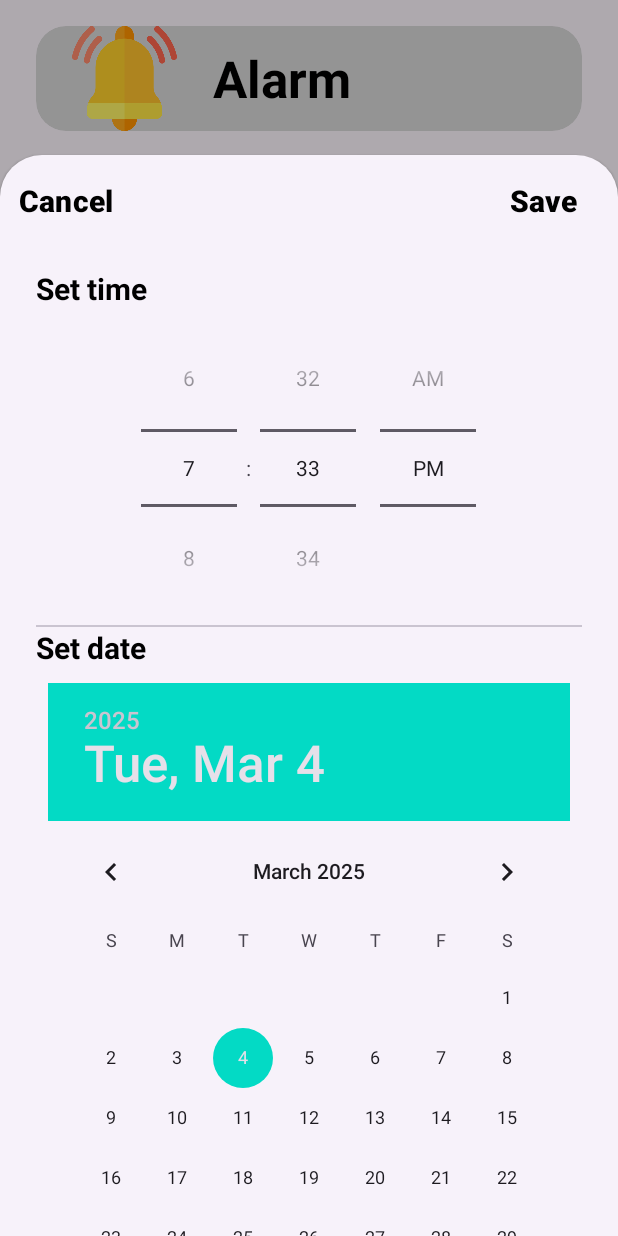
After one commit to letmehear159/SelfAlarmMoblieApp, an Android app: the fragment BottomSheetFragment placed in its activity, on a phone screen of 412 x 824 dp. The commit adds this screen. Run offline under Robolectric (Android 15) with nearby library versions, the phone set to English and light mode, and no system bars.

Commit message:
Add feature add-edit dateTime UI

```diff
--- a/app/src/main/AndroidManifest.xml
+++ b/app/src/main/AndroidManifest.xml
@@ -20,6 +20,7 @@
                 <category android:name="android.intent.category.LAUNCHER" />
             </intent-filter>
         </activity>
+        <activity android:name=".AlarmActivity" />
     </application>
 
 </manifest>
--- a/app/src/main/java/com/example/selfalarm/AlarmActivity.java
+++ b/app/src/main/java/com/example/selfalarm/AlarmActivity.java
@@ -1,7 +1,36 @@
 package com.example.selfalarm;
 
+import android.os.Bundle;
+import android.view.View;
+
+import androidx.activity.EdgeToEdge;
 import androidx.appcompat.app.AppCompatActivity;
+import androidx.core.graphics.Insets;
+import androidx.core.view.ViewCompat;
+import androidx.core.view.WindowInsetsCompat;
+
+import com.example.selfalarm.fragment.BottomSheetFragment;
+import com.example.selfalarm.fragment.EditDatetimeBottomSheet;
 
 public class AlarmActivity extends AppCompatActivity {
+    BottomSheetFragment bottomSheet = new BottomSheetFragment();
+    EditDatetimeBottomSheet editBottomSheet=new EditDatetimeBottomSheet();
+    @Override
+    protected void onCreate(Bundle savedInstanceState) {
+        super.onCreate(savedInstanceState);
+        EdgeToEdge.enable(this);
+        setContentView(R.layout.activity_alarm);
+        ViewCompat.setOnApplyWindowInsetsListener(findViewById(R.id.alarm), (v, insets) -> {
+            Insets systemBars = insets.getInsets(WindowInsetsCompat.Type.systemBars());
+            v.setPadding(systemBars.left, systemBars.top, systemBars.right, systemBars.bottom);
+            return insets;
+        });
+    }
 
+    public void showBottomSheet(View view) {
+        bottomSheet.show(getSupportFragmentManager(), "bottomSheet");
+    }
+    public void editDateTime(View view) {
+        editBottomSheet.show(getSupportFragmentManager(), "EditDateTimeBottomSheet");
+    }
 }
--- a/app/src/main/java/com/example/selfalarm/MenuActivity.java
+++ b/app/src/main/java/com/example/selfalarm/MenuActivity.java
@@ -1,6 +1,8 @@
 package com.example.selfalarm;
 
+import android.content.Intent;
 import android.os.Bundle;
+import android.view.View;
 
 import androidx.activity.EdgeToEdge;
 import androidx.appcompat.app.AppCompatActivity;
@@ -21,4 +23,9 @@ public class MenuActivity extends AppCompatActivity {
             return insets;
         });
     }
+
+    public void switchToAlarm(View view) {
+        Intent intent = new Intent(this, AlarmActivity.class);
+        startActivity(intent);
+    }
 }
--- /dev/null
+++ b/app/src/main/java/com/example/selfalarm/fragment/BottomSheetFragment.java
@@ -0,0 +1,48 @@
+package com.example.selfalarm.fragment;
+
+import android.app.Dialog;
+import android.os.Bundle;
+import android.util.DisplayMetrics;
+import android.view.LayoutInflater;
+import android.view.View;
+import android.view.ViewGroup;
+
+import com.example.selfalarm.R;
+import com.google.android.material.bottomsheet.BottomSheetBehavior;
+import com.google.android.material.bottomsheet.BottomSheetDialogFragment;
+
+public class BottomSheetFragment extends BottomSheetDialogFragment {
+    @Override
+    public View onCreateView(LayoutInflater inflater, ViewGroup container, Bundle saveInstanceState) {
+        return inflater.inflate(R.layout.bottom_sheet_layout, container, false);
+    }
+
+    @Override
+    public void onViewCreated(View view, Bundle savedInstanceState) {
+        super.onViewCreated(view, savedInstanceState);
+    }
+
+    @Override
+    public void onStart() {
+        super.onStart();
+        Dialog dialog = getDialog();
+        if (dialog != null) {
+            View bottomSheet = dialog.findViewById(com.google.android.material.R.id.design_bottom_sheet);
+            BottomSheetBehavior.from(bottomSheet).setState(BottomSheetBehavior.STATE_EXPANDED);
+            BottomSheetBehavior<View> behavior = BottomSheetBehavior.from(bottomSheet);
+
+            DisplayMetrics displayMetrics = new DisplayMetrics();
+            dialog.getWindow().getWindowManager().getDefaultDisplay().getMetrics(displayMetrics);
+            int screenHeight = displayMetrics.heightPixels; //2k8
+            int desiredHeight = screenHeight / 2;
+
+//            behavior.setPeekHeight(desiredHeight / 2); // Chiều cao khi thu gọn (25% màn hình chẳng hạn)
+            behavior.setMaxHeight(screenHeight*7/8);       // Chiều cao tối đa là toàn màn hình
+            behavior.setState(BottomSheetBehavior.STATE_EXPANDED); // Mở rộng hoàn toàn
+
+// Đảm bảo layout mở rộng đúng cách
+            bottomSheet.getLayoutParams().height = ViewGroup.LayoutParams.MATCH_PARENT;
+            bottomSheet.requestLayout();
+        }
+    }
+}
--- /dev/null
+++ b/app/src/main/java/com/example/selfalarm/fragment/EditDatetimeBottomSheet.java
@@ -0,0 +1,37 @@
+package com.example.selfalarm.fragment;
+
+import android.os.Bundle;
+import android.view.LayoutInflater;
+import android.view.View;
+import android.view.ViewGroup;
+import android.widget.DatePicker;
+import android.widget.TimePicker;
+
+import androidx.annotation.NonNull;
+import androidx.annotation.Nullable;
+
+import com.example.selfalarm.R;
+import com.google.android.material.bottomsheet.BottomSheetDialogFragment;
+
+import java.util.Calendar;
+
+public class EditDatetimeBottomSheet extends BottomSheetDialogFragment {
+
+
+    @Nullable
+    @Override
+    public View onCreateView(@NonNull LayoutInflater inflater, @Nullable ViewGroup container, @Nullable Bundle savedInstanceState) {
+        View view = inflater.inflate(R.layout.bottom_sheet_layout, container, false);
+
+        TimePicker timePicker = view.findViewById(R.id.timePicker);
+        DatePicker datePicker = view.findViewById(R.id.datePicker);
+
+        timePicker.setHour(3);
+        timePicker.setMinute(36);
+        datePicker.init(
+                2025, 3, 4,
+                null
+        );
+        return view;
+    }
+}
--- a/app/src/main/res/layout/activity_alarm.xml
+++ b/app/src/main/res/layout/activity_alarm.xml
@@ -2,6 +2,7 @@
 <androidx.constraintlayout.widget.ConstraintLayout xmlns:android="http://schemas.android.com/apk/res/android"
     xmlns:app="http://schemas.android.com/apk/res-auto"
     xmlns:tools="http://schemas.android.com/tools"
+    android:id="@+id/alarm"
     android:layout_width="match_parent"
     android:layout_height="match_parent">
 
@@ -58,12 +59,14 @@
             app:layout_constraintLeft_toLeftOf="parent">
 
             <androidx.cardview.widget.CardView
+                android:id="@+id/cvShowBottomSheet"
                 android:layout_width="50dp"
                 android:layout_height="50dp"
                 android:layout_marginTop="20dp"
                 android:layout_marginEnd="4dp"
                 android:backgroundTint="@color/surface"
                 app:cardCornerRadius="50dp"
+
                 app:layout_constraintRight_toRightOf="parent"
                 app:layout_constraintTop_toTopOf="parent">
 
@@ -71,6 +74,7 @@
                     android:layout_width="match_parent"
                     android:layout_height="match_parent"
                     android:background="@android:color/transparent"
+                    android:onClick="showBottomSheet"
                     android:scaleType="fitCenter"
                     app:srcCompat="@drawable/add" />
             </androidx.cardview.widget.CardView>
@@ -83,7 +87,7 @@
             android:layout_height="wrap_content"
             android:layout_marginTop="20dp"
             android:text="Reminder list"
-            app:layout_constraintTop_toBottomOf="@+id/clockCard"/>
+            app:layout_constraintTop_toBottomOf="@+id/clockCard" />
 
         <com.google.android.material.divider.MaterialDivider
             android:id="@+id/divider"
@@ -101,6 +105,7 @@
 
             <androidx.constraintlayout.widget.ConstraintLayout
                 android:layout_width="match_parent"
+                android:onClick="editDateTime"
                 android:layout_height="90dp">
 
                 <com.google.android.material.divider.MaterialDivider
@@ -110,42 +115,40 @@
 
                 <TextView
                     android:id="@+id/tvTime"
+                    style="@style/TextTime"
                     android:layout_width="wrap_content"
                     android:layout_height="wrap_content"
+                    android:text="00:04"
                     app:layout_constraintLeft_toLeftOf="parent"
-                    app:layout_constraintTop_toTopOf="parent"
-                    android:text="00:04"
-                    style="@style/TextTime"
-                     />
+                    app:layout_constraintTop_toTopOf="parent" />
+
                 <TextView
                     android:id="@+id/tvMessage"
+                    style="@style/TextMedium"
                     android:layout_width="wrap_content"
                     android:layout_height="wrap_content"
+                    android:text="Alo Dậy đi học đê"
                     app:layout_constraintLeft_toLeftOf="parent"
-                    app:layout_constraintTop_toBottomOf="@id/tvTime"
-                    android:text="Alo Dậy đi học đê"
-                    style="@style/TextMedium"
-                    />
+                    app:layout_constraintTop_toBottomOf="@id/tvTime" />
+
                 <TextView
                     android:id="@+id/tvDate"
+                    style="@style/TextTitle"
                     android:layout_width="wrap_content"
                     android:layout_height="wrap_content"
+                    android:layout_marginTop="8dp"
+                    android:text="03/04/2025"
                     app:layout_constraintRight_toRightOf="parent"
-                    app:layout_constraintTop_toTopOf="parent"
-                    android:text="03/04/2025"
-                    android:layout_marginTop="8dp"
-                    style="@style/TextTitle"
-                    />
+                    app:layout_constraintTop_toTopOf="parent" />
 
                 <com.google.android.material.switchmaterial.SwitchMaterial
                     android:id="@+id/swSet"
                     android:layout_width="wrap_content"
                     android:layout_height="wrap_content"
+                    android:layout_marginTop="-10dp"
+                    android:layout_marginRight="20dp"
                     app:layout_constraintRight_toRightOf="parent"
-                    android:layout_marginRight="20dp"
-                    android:layout_marginTop="-10dp"
-                    app:layout_constraintTop_toBottomOf="@+id/tvDate"
-                     />
+                    app:layout_constraintTop_toBottomOf="@+id/tvDate" />
 
             </androidx.constraintlayout.widget.ConstraintLayout>
         </LinearLayout>
--- a/app/src/main/res/layout/activity_menu.xml
+++ b/app/src/main/res/layout/activity_menu.xml
@@ -86,6 +86,7 @@
         <androidx.cardview.widget.CardView
             android:id="@+id/AlarmCardView"
             style="@style/sectionCardView"
+            android:onClick="switchToAlarm"
             app:layout_constraintRight_toRightOf="parent"
             app:layout_constraintTop_toBottomOf="@+id/homeCard">
 
--- /dev/null
+++ b/app/src/main/res/layout/bottom_sheet_layout.xml
@@ -0,0 +1,93 @@
+<?xml version="1.0" encoding="utf-8"?>
+<androidx.constraintlayout.widget.ConstraintLayout xmlns:android="http://schemas.android.com/apk/res/android"
+    xmlns:app="http://schemas.android.com/apk/res-auto"
+    xmlns:tools="http://schemas.android.com/tools"
+    android:layout_width="match_parent"
+    android:layout_height="match_parent">
+
+
+    <androidx.constraintlayout.widget.ConstraintLayout
+        android:id="@+id/optionLayout"
+        android:layout_width="match_parent"
+        android:layout_height="50dp"
+        android:layout_marginTop="5dp"
+        app:layout_constraintStart_toStartOf="parent"
+        app:layout_constraintTop_toTopOf="parent">
+
+        <Button
+            android:id="@+id/btnCancel"
+            style="@style/textOption"
+            android:layout_width="wrap_content"
+            android:layout_height="match_parent"
+            android:backgroundTint="@android:color/transparent"
+            android:text="Cancel"
+            app:layout_constraintStart_toStartOf="parent"
+            app:layout_constraintTop_toTopOf="parent" />
+
+        <Button
+            android:id="@+id/btnSave"
+            style="@style/textOption"
+            android:layout_width="100dp"
+            android:layout_height="match_parent"
+            android:backgroundTint="@android:color/transparent"
+            android:text="Save"
+            app:layout_constraintRight_toRightOf="parent"
+            app:layout_constraintTop_toTopOf="parent" />
+    </androidx.constraintlayout.widget.ConstraintLayout>
+
+    <androidx.constraintlayout.widget.ConstraintLayout
+        android:layout_width="match_parent"
+        android:layout_height="832dp"
+        android:layout_marginLeft="24dp"
+        android:layout_marginRight="24dp"
+        app:layout_constraintLeft_toLeftOf="parent"
+        app:layout_constraintRight_toRightOf="parent"
+        app:layout_constraintTop_toBottomOf="@id/optionLayout">
+
+        <TextView
+            android:id="@+id/tvSetTime"
+            style="@style/TextLarge"
+            android:layout_width="wrap_content"
+            android:layout_height="wrap_content"
+            android:layout_marginTop="20dp"
+            android:text="Set time"
+            app:layout_constraintStart_toStartOf="parent"
+            app:layout_constraintTop_toTopOf="parent" />
+
+        <TimePicker
+            android:id="@+id/timePicker"
+            android:layout_width="match_parent"
+            android:layout_height="wrap_content"
+            android:timePickerMode="spinner"
+            app:layout_constraintTop_toBottomOf="@id/tvSetTime" />
+
+        <com.google.android.material.divider.MaterialDivider
+            android:id="@+id/divider"
+            android:layout_width="match_parent"
+            android:layout_height="wrap_content"
+            app:layout_constraintBottom_toBottomOf="@id/timePicker" />
+
+        <RelativeLayout
+            android:layout_width="match_parent"
+            android:layout_height="wrap_content"
+            app:layout_constraintTop_toBottomOf="@+id/tvSetDate">
+
+            <DatePicker
+                android:id="@+id/datePicker"
+                android:layout_width="wrap_content"
+                android:layout_height="wrap_content"
+                android:layout_centerHorizontal="true"
+                android:layout_marginTop="10dp" />
+        </RelativeLayout>
+
+        <TextView
+            android:id="@+id/tvSetDate"
+            style="@style/TextLarge"
+            android:layout_width="wrap_content"
+            android:layout_height="wrap_content"
+            android:text="Set date"
+            app:layout_constraintStart_toStartOf="parent"
+            app:layout_constraintTop_toBottomOf="@id/divider" />
+
+    </androidx.constraintlayout.widget.ConstraintLayout>
+</androidx.constraintlayout.widget.ConstraintLayout>
--- a/app/src/main/res/values-night/colors.xml
+++ b/app/src/main/res/values-night/colors.xml
@@ -10,4 +10,5 @@
     <color name="background">#121212</color>
     <color name="surface">#1E1E1E</color>
     <color name="on_surface">#E0E0E0</color>
+    <color name="primaryText">#DD8B0D</color>"
 </resources>
--- a/app/src/main/res/values/colors.xml
+++ b/app/src/main/res/values/colors.xml
@@ -22,16 +22,12 @@
     <color name="teal_700">#FF018786</color>
     <color name="grey_900">#FF212121</color>
     <color name="bg_dark">#121212</color>
-    <color name="primaryText">#FFFFFF</color>
-    <color name="secondaryText">#757575</color>
 <!--    <color name="surface">#212121</color>-->
-    <color name="textPrimaryOnSurface">#C6C6C6</color>
-    <color name="primaryAccentColor">#03DAC5</color>
-    <color name="secondaryAccentColor">#018786</color>
     <color name="success">#00C853</color>
     <color name="error">#D81B60</color>
     <color name="warning">#FFAB00</color>
     <color name="background">#FFFFFF</color>
     <color name="surface">#D9D8D8</color>
     <color name="on_surface">#000000</color>
+    <color name="primaryText">#000000</color>"
 </resources>
--- a/app/src/main/res/values/styles.xml
+++ b/app/src/main/res/values/styles.xml
@@ -54,4 +54,9 @@
         <item name="android:textStyle">bold</item>
         <item name="backgroundTint">@android:color/transparent</item>
     </style>
+    <style name="textOption">
+        <item name="android:textSize">@dimen/text_size_large</item>
+        <item name="android:textColor">@color/primaryText</item>
+        <item name="android:textStyle">bold</item>
+    </style>
 </resources>
```
